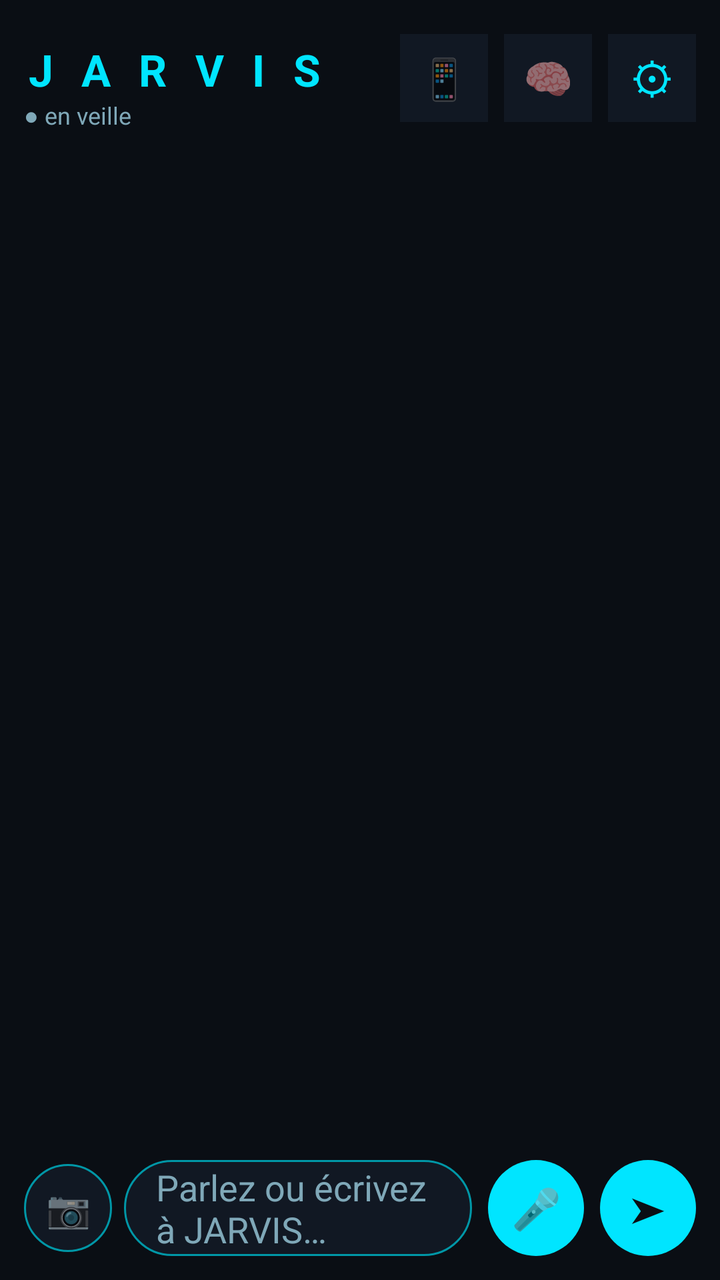
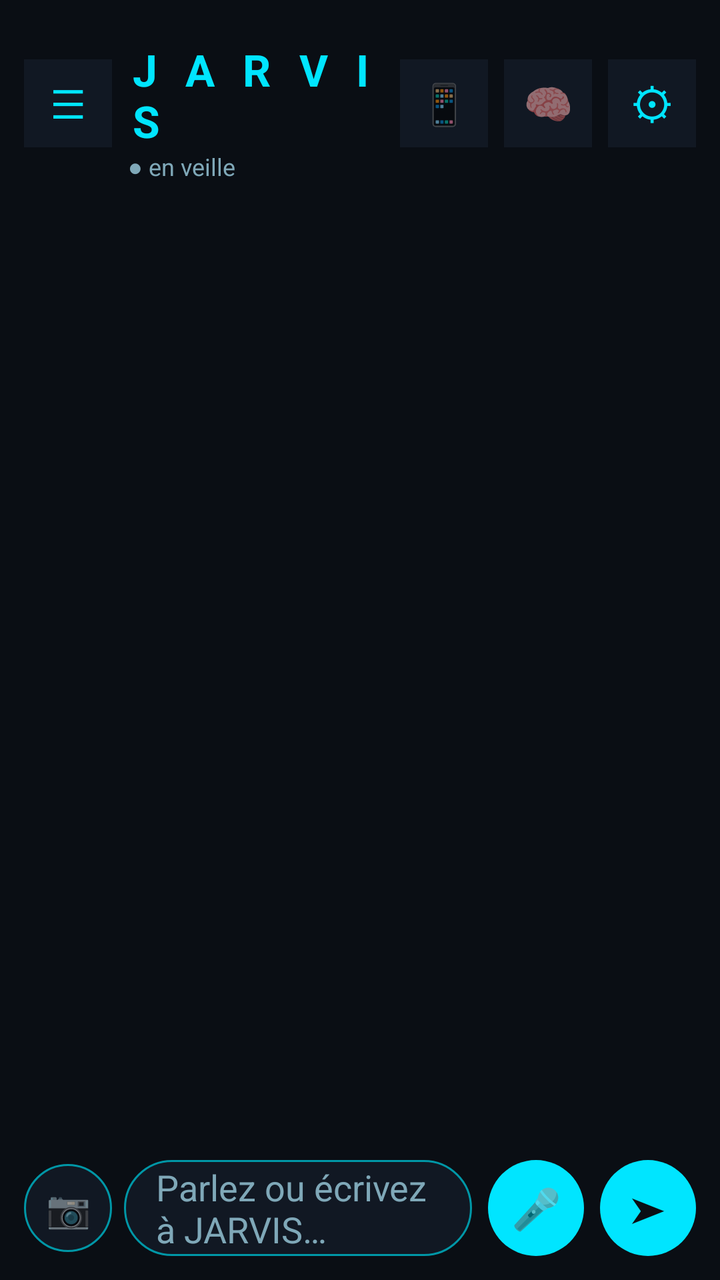

Before-and-after screenshots of an Android layout around one commit, followed by the original layout XML and the change that was made.
<!-- AndroidManifest.xml: activity theme Theme.Jarvis -->
<!-- res/layout/activity_main.xml -->
<?xml version="1.0" encoding="utf-8"?>
<LinearLayout xmlns:android="http://schemas.android.com/apk/res/android"
    android:layout_width="match_parent"
    android:layout_height="match_parent"
    android:orientation="vertical"
    android:background="@color/background_dark"
    android:padding="12dp">

    <LinearLayout
        android:layout_width="match_parent"
        android:layout_height="wrap_content"
        android:orientation="horizontal"
        android:gravity="center_vertical">

        <LinearLayout
            android:layout_width="0dp"
            android:layout_height="wrap_content"
            android:layout_weight="1"
            android:orientation="vertical">

            <TextView
                android:id="@+id/titleText"
                android:layout_width="wrap_content"
                android:layout_height="wrap_content"
                android:text="J A R V I S"
                android:textColor="@color/cyan_accent"
                android:textSize="22sp"
                android:textStyle="bold"
                android:letterSpacing="0.2"
                android:paddingTop="8dp" />

            <TextView
                android:id="@+id/statusText"
                android:layout_width="wrap_content"
                android:layout_height="wrap_content"
                android:text="● en veille"
                android:textColor="@color/text_secondary"
                android:textSize="12sp" />

        </LinearLayout>

        <TextView
            android:id="@+id/controlButton"
            android:layout_width="44dp"
            android:layout_height="44dp"
            android:layout_marginEnd="8dp"
            android:text="📱"
            android:textSize="20sp"
            android:gravity="center"
            android:background="@color/surface_dark" />

        <TextView
            android:id="@+id/obsidianButton"
            android:layout_width="44dp"
            android:layout_height="44dp"
            android:layout_marginEnd="8dp"
            android:text="🧠"
            android:textSize="20sp"
            android:gravity="center"
            android:background="@color/surface_dark" />

        <TextView
            android:id="@+id/settingsButton"
            android:layout_width="44dp"
            android:layout_height="44dp"
            android:text="⚙"
            android:textSize="22sp"
            android:textColor="@color/cyan_accent"
            android:gravity="center"
            android:background="@color/surface_dark" />

    </LinearLayout>

    <androidx.recyclerview.widget.RecyclerView
        android:id="@+id/recyclerView"
        android:layout_width="match_parent"
        android:layout_height="0dp"
        android:layout_weight="1"
        android:layout_marginTop="12dp"
        android:clipToPadding="false"
        android:paddingBottom="8dp" />

    <LinearLayout
        android:id="@+id/pendingImageBar"
        android:layout_width="match_parent"
        android:layout_height="wrap_content"
        android:orientation="horizontal"
        android:gravity="center_vertical"
        android:visibility="gone"
        android:paddingTop="8dp">

        <ImageView
            android:id="@+id/pendingImageThumbnail"
            android:layout_width="56dp"
            android:layout_height="56dp"
            android:scaleType="centerCrop" />

        <TextView
            android:id="@+id/removePendingImageButton"
            android:layout_width="wrap_content"
            android:layout_height="wrap_content"
            android:layout_marginStart="12dp"
            android:text="✕ retirer la photo"
            android:textColor="@color/text_secondary"
            android:textSize="12sp" />

    </LinearLayout>

    <LinearLayout
        android:id="@+id/inputBar"
        android:layout_width="match_parent"
        android:layout_height="wrap_content"
        android:orientation="horizontal"
        android:gravity="center_vertical"
        android:paddingTop="8dp">

        <TextView
            android:id="@+id/photoButton"
            android:layout_width="44dp"
            android:layout_height="44dp"
            android:layout_marginEnd="6dp"
            android:text="📷"
            android:textSize="18sp"
            android:gravity="center"
            android:background="@drawable/bg_input" />

        <EditText
            android:id="@+id/messageInput"
            android:layout_width="0dp"
            android:layout_height="48dp"
            android:layout_weight="1"
            android:background="@drawable/bg_input"
            android:paddingStart="16dp"
            android:paddingEnd="16dp"
            android:hint="@string/hint_message"
            android:textColorHint="@color/text_secondary"
            android:textColor="@color/text_primary"
            android:maxLines="3"
            android:inputType="textMultiLine|textCapSentences" />

        <TextView
            android:id="@+id/micButton"
            android:layout_width="48dp"
            android:layout_height="48dp"
            android:layout_marginStart="8dp"
            android:text="🎤"
            android:textSize="20sp"
            android:gravity="center"
            android:background="@drawable/bg_mic_button" />

        <TextView
            android:id="@+id/sendButton"
            android:layout_width="48dp"
            android:layout_height="48dp"
            android:layout_marginStart="8dp"
            android:text="➤"
            android:textSize="18sp"
            android:textColor="@color/background_dark"
            android:gravity="center"
            android:background="@drawable/bg_mic_button" />

    </LinearLayout>

</LinearLayout>
<!-- resources referenced by this layout -->
<resources>
  <color name="background_dark">#0A0E14</color>
  <color name="cyan_accent">#00E5FF</color>
  <color name="surface_dark">#111823</color>
  <color name="text_primary">#E8F6FF</color>
  <color name="text_secondary">#7FA8B8</color>
  <!-- drawable bg_input (drawable) -->
  <?xml version="1.0" encoding="utf-8"?>
  <shape xmlns:android="http://schemas.android.com/apk/res/android" android:shape="rectangle">
      <solid android:color="@color/surface_dark" />
      <stroke android:width="1dp" android:color="@color/cyan_dim" />
      <corners android:radius="24dp" />
  </shape>
  <!-- drawable bg_mic_button (drawable) -->
  <?xml version="1.0" encoding="utf-8"?>
  <shape xmlns:android="http://schemas.android.com/apk/res/android" android:shape="oval">
      <solid android:color="@color/cyan_accent" />
  </shape>
  <string name="hint_message">Parlez ou écrivez à JARVIS…</string>
  <style name="Theme.Jarvis" parent="Theme.MaterialComponents.DayNight.NoActionBar">
          <item name="colorPrimary">@color/cyan_accent</item>
          <item name="colorPrimaryDark">@color/background_dark</item>
          <item name="colorAccent">@color/cyan_accent</item>
          <item name="android:windowBackground">@color/background_dark</item>
          <item name="android:statusBarColor">@color/background_dark</item>
          <item name="android:navigationBarColor">@color/background_dark</item>
          <item name="android:textColorPrimary">@color/text_primary</item>
      </style>
  <color name="cyan_dim">#0097A7</color>
</resources>

<!-- the commit's change to res/layout/activity_main.xml (unified diff, before → after) -->
@@ -1,164 +1,228 @@
 <?xml version="1.0" encoding="utf-8"?>
-<LinearLayout xmlns:android="http://schemas.android.com/apk/res/android"
+<androidx.drawerlayout.widget.DrawerLayout xmlns:android="http://schemas.android.com/apk/res/android"
+    android:id="@+id/drawerLayout"
     android:layout_width="match_parent"
-    android:layout_height="match_parent"
-    android:orientation="vertical"
-    android:background="@color/background_dark"
-    android:padding="12dp">
-
+    android:layout_height="match_parent">
+
+    
     <LinearLayout
         android:layout_width="match_parent"
-        android:layout_height="wrap_content"
-        android:orientation="horizontal"
-        android:gravity="center_vertical">
+        android:layout_height="match_parent"
+        android:orientation="vertical"
+        android:background="@color/background_dark"
+        android:padding="12dp">
 
         <LinearLayout
-            android:layout_width="0dp"
-            android:layout_height="wrap_content"
+            android:layout_width="match_parent"
+            android:layout_height="wrap_content"
+            android:orientation="horizontal"
+            android:gravity="center_vertical">
+
+            <TextView
+                android:id="@+id/menuButton"
+                android:layout_width="44dp"
+                android:layout_height="44dp"
+                android:layout_marginEnd="8dp"
+                android:text="☰"
+                android:textSize="20sp"
+                android:textColor="@color/cyan_accent"
+                android:gravity="center"
+                android:background="@color/surface_dark" />
+
+            <LinearLayout
+                android:layout_width="0dp"
+                android:layout_height="wrap_content"
+                android:layout_weight="1"
+                android:orientation="vertical">
+
+                <TextView
+                    android:id="@+id/titleText"
+                    android:layout_width="wrap_content"
+                    android:layout_height="wrap_content"
+                    android:text="J A R V I S"
+                    android:textColor="@color/cyan_accent"
+                    android:textSize="22sp"
+                    android:textStyle="bold"
+                    android:letterSpacing="0.2"
+                    android:paddingTop="8dp" />
+
+                <TextView
+                    android:id="@+id/statusText"
+                    android:layout_width="wrap_content"
+                    android:layout_height="wrap_content"
+                    android:text="● en veille"
+                    android:textColor="@color/text_secondary"
+                    android:textSize="12sp" />
+
+            </LinearLayout>
+
+            <TextView
+                android:id="@+id/controlButton"
+                android:layout_width="44dp"
+                android:layout_height="44dp"
+                android:layout_marginEnd="8dp"
+                android:text="📱"
+                android:textSize="20sp"
+                android:gravity="center"
+                android:background="@color/surface_dark" />
+
+            <TextView
+                android:id="@+id/obsidianButton"
+                android:layout_width="44dp"
+                android:layout_height="44dp"
+                android:layout_marginEnd="8dp"
+                android:text="🧠"
+                android:textSize="20sp"
+                android:gravity="center"
+                android:background="@color/surface_dark" />
+
+            <TextView
+                android:id="@+id/settingsButton"
+                android:layout_width="44dp"
+                android:layout_height="44dp"
+                android:text="⚙"
+                android:textSize="22sp"
+                android:textColor="@color/cyan_accent"
+                android:gravity="center"
+                android:background="@color/surface_dark" />
+
+        </LinearLayout>
+
+        <androidx.recyclerview.widget.RecyclerView
+            android:id="@+id/recyclerView"
+            android:layout_width="match_parent"
+            android:layout_height="0dp"
             android:layout_weight="1"
-            android:orientation="vertical">
-
-            <TextView
-                android:id="@+id/titleText"
+            android:layout_marginTop="12dp"
+            android:clipToPadding="false"
+            android:paddingBottom="8dp" />
+
+        <LinearLayout
+            android:id="@+id/pendingImageBar"
+            android:layout_width="match_parent"
+            android:layout_height="wrap_content"
+            android:orientation="horizontal"
+            android:gravity="center_vertical"
+            android:visibility="gone"
+            android:paddingTop="8dp">
+
+            <ImageView
+                android:id="@+id/pendingImageThumbnail"
+                android:layout_width="56dp"
+                android:layout_height="56dp"
+                android:scaleType="centerCrop" />
+
+            <TextView
+                android:id="@+id/removePendingImageButton"
                 android:layout_width="wrap_content"
                 android:layout_height="wrap_content"
-                android:text="J A R V I S"
-                android:textColor="@color/cyan_accent"
-                android:textSize="22sp"
-                android:textStyle="bold"
-                android:letterSpacing="0.2"
-                android:paddingTop="8dp" />
-
-            <TextView
-                android:id="@+id/statusText"
-                android:layout_width="wrap_content"
-                android:layout_height="wrap_content"
-                android:text="● en veille"
+                android:layout_marginStart="12dp"
+                android:text="✕ retirer la photo"
                 android:textColor="@color/text_secondary"
                 android:textSize="12sp" />
 
         </LinearLayout>
 
+        <LinearLayout
+            android:id="@+id/inputBar"
+            android:layout_width="match_parent"
+            android:layout_height="wrap_content"
+            android:orientation="horizontal"
+            android:gravity="center_vertical"
+            android:paddingTop="8dp">
+
+            <TextView
+                android:id="@+id/photoButton"
+                android:layout_width="44dp"
+                android:layout_height="44dp"
+                android:layout_marginEnd="6dp"
+                android:text="📷"
+                android:textSize="18sp"
+                android:gravity="center"
+                android:background="@drawable/bg_input" />
+
+            <EditText
+                android:id="@+id/messageInput"
+                android:layout_width="0dp"
+                android:layout_height="48dp"
+                android:layout_weight="1"
+                android:background="@drawable/bg_input"
+                android:paddingStart="16dp"
+                android:paddingEnd="16dp"
+                android:hint="@string/hint_message"
+                android:textColorHint="@color/text_secondary"
+                android:textColor="@color/text_primary"
+                android:maxLines="3"
+                android:inputType="textMultiLine|textCapSentences" />
+
+            <TextView
+                android:id="@+id/micButton"
+                android:layout_width="48dp"
+                android:layout_height="48dp"
+                android:layout_marginStart="8dp"
+                android:text="🎤"
+                android:textSize="20sp"
+                android:gravity="center"
+                android:background="@drawable/bg_mic_button" />
+
+            <TextView
+                android:id="@+id/sendButton"
+                android:layout_width="48dp"
+                android:layout_height="48dp"
+                android:layout_marginStart="8dp"
+                android:text="➤"
+                android:textSize="18sp"
+                android:textColor="@color/background_dark"
+                android:gravity="center"
+                android:background="@drawable/bg_mic_button" />
+
+        </LinearLayout>
+
+    </LinearLayout>
+
+    
+    <LinearLayout
+        android:layout_width="280dp"
+        android:layout_height="match_parent"
+        android:layout_gravity="start"
+        android:orientation="vertical"
+        android:background="@color/surface_dark"
+        android:padding="16dp"
+        android:elevation="8dp">
+
         <TextView
-            android:id="@+id/controlButton"
-            android:layout_width="44dp"
-            android:layout_height="44dp"
-            android:layout_marginEnd="8dp"
-            android:text="📱"
-            android:textSize="20sp"
+            android:layout_width="wrap_content"
+            android:layout_height="wrap_content"
+            android:text="Conversations"
+            android:textColor="@color/cyan_accent"
+            android:textSize="16sp"
+            android:textStyle="bold"
+            android:layout_marginBottom="16dp" />
+
+        <TextView
+            android:id="@+id/newConversationButton"
+            android:layout_width="match_parent"
+            android:layout_height="48dp"
+            android:text="＋ Nouvelle conversation"
+            android:textColor="@color/background_dark"
+            android:textStyle="bold"
             android:gravity="center"
-            android:background="@color/surface_dark" />
-
-        <TextView
-            android:id="@+id/obsidianButton"
-            android:layout_width="44dp"
-            android:layout_height="44dp"
-            android:layout_marginEnd="8dp"
-            android:text="🧠"
-            android:textSize="20sp"
-            android:gravity="center"
-            android:background="@color/surface_dark" />
-
-        <TextView
-            android:id="@+id/settingsButton"
-            android:layout_width="44dp"
-            android:layout_height="44dp"
-            android:text="⚙"
-            android:textSize="22sp"
-            android:textColor="@color/cyan_accent"
-            android:gravity="center"
-            android:background="@color/surface_dark" />
+            android:background="@drawable/bg_mic_button"
+            android:layout_marginBottom="16dp" />
+
+        <ScrollView
+            android:layout_width="match_parent"
+            android:layout_height="0dp"
+            android:layout_weight="1">
+
+            <LinearLayout
+                android:id="@+id/conversationListContainer"
+                android:layout_width="match_parent"
+                android:layout_height="wrap_content"
+                android:orientation="vertical" />
+
+        </ScrollView>
 
     </LinearLayout>
 
-    <androidx.recyclerview.widget.RecyclerView
-        android:id="@+id/recyclerView"
-        android:layout_width="match_parent"
-        android:layout_height="0dp"
-        android:layout_weight="1"
-        android:layout_marginTop="12dp"
-        android:clipToPadding="false"
-        android:paddingBottom="8dp" />
-
-    <LinearLayout
-        android:id="@+id/pendingImageBar"
-        android:layout_width="match_parent"
-        android:layout_height="wrap_content"
-        android:orientation="horizontal"
-        android:gravity="center_vertical"
-        android:visibility="gone"
-        android:paddingTop="8dp">
-
-        <ImageView
-            android:id="@+id/pendingImageThumbnail"
-            android:layout_width="56dp"
-            android:layout_height="56dp"
-            android:scaleType="centerCrop" />
-
-        <TextView
-            android:id="@+id/removePendingImageButton"
-            android:layout_width="wrap_content"
-            android:layout_height="wrap_content"
-            android:layout_marginStart="12dp"
-            android:text="✕ retirer la photo"
-            android:textColor="@color/text_secondary"
-            android:textSize="12sp" />
-
-    </LinearLayout>
-
-    <LinearLayout
-        android:id="@+id/inputBar"
-        android:layout_width="match_parent"
-        android:layout_height="wrap_content"
-        android:orientation="horizontal"
-        android:gravity="center_vertical"
-        android:paddingTop="8dp">
-
-        <TextView
-            android:id="@+id/photoButton"
-            android:layout_width="44dp"
-            android:layout_height="44dp"
-            android:layout_marginEnd="6dp"
-            android:text="📷"
-            android:textSize="18sp"
-            android:gravity="center"
-            android:background="@drawable/bg_input" />
-
-        <EditText
-            android:id="@+id/messageInput"
-            android:layout_width="0dp"
-            android:layout_height="48dp"
-            android:layout_weight="1"
-            android:background="@drawable/bg_input"
-            android:paddingStart="16dp"
-            android:paddingEnd="16dp"
-            android:hint="@string/hint_message"
-            android:textColorHint="@color/text_secondary"
-            android:textColor="@color/text_primary"
-            android:maxLines="3"
-            android:inputType="textMultiLine|textCapSentences" />
-
-        <TextView
-            android:id="@+id/micButton"
-            android:layout_width="48dp"
-            android:layout_height="48dp"
-            android:layout_marginStart="8dp"
-            android:text="🎤"
-            android:textSize="20sp"
-            android:gravity="center"
-            android:background="@drawable/bg_mic_button" />
-
-        <TextView
-            android:id="@+id/sendButton"
-            android:layout_width="48dp"
-            android:layout_height="48dp"
-            android:layout_marginStart="8dp"
-            android:text="➤"
-            android:textSize="18sp"
-            android:textColor="@color/background_dark"
-            android:gravity="center"
-            android:background="@drawable/bg_mic_button" />
-
-    </LinearLayout>
-
-</LinearLayout>
+</androidx.drawerlayout.widget.DrawerLayout>
